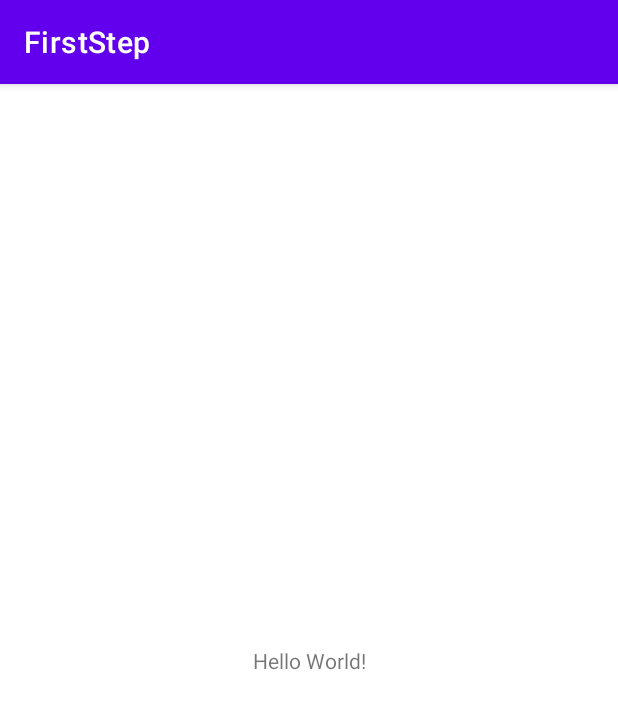
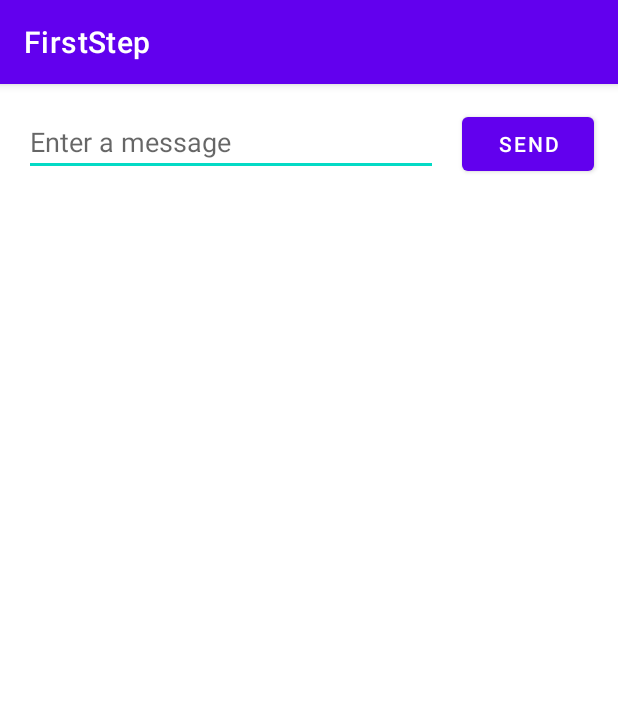
Before and after one commit to Xsufu/FirstStep, an Android app: the screen it shows after launch (MainActivity), on a phone screen of 412 x 824 dp. Shown: the top 709 px of the screen. Run offline under Robolectric (Android 15) with nearby library versions, the phone set to English and light mode, and no system bars.

Commit message:
Настроен UI

```diff
--- a/app/src/main/res/layout/activity_main.xml
+++ b/app/src/main/res/layout/activity_main.xml
@@ -6,13 +6,29 @@
     android:layout_height="match_parent"
     tools:context=".MainActivity">
 
-    <TextView
-        android:layout_width="wrap_content"
+    <EditText
+        android:id="@+id/editTextTextPersonName"
+        android:layout_width="0dp"
         android:layout_height="wrap_content"
-        android:text="Hello World!"
-        app:layout_constraintBottom_toBottomOf="parent"
-        app:layout_constraintEnd_toEndOf="parent"
+        android:layout_marginStart="16dp"
+        android:layout_marginTop="16dp"
+        android:ems="10"
+        android:hint="@string/edit_message"
+        android:inputType="textPersonName"
+        app:layout_constraintEnd_toStartOf="@+id/button"
+        app:layout_constraintHorizontal_bias="0.5"
         app:layout_constraintStart_toStartOf="parent"
         app:layout_constraintTop_toTopOf="parent" />
 
+    <Button
+        android:id="@+id/button"
+        android:layout_width="wrap_content"
+        android:layout_height="wrap_content"
+        android:layout_marginStart="16dp"
+        android:layout_marginEnd="16dp"
+        android:text="@string/button_send"
+        app:layout_constraintBaseline_toBaselineOf="@+id/editTextTextPersonName"
+        app:layout_constraintEnd_toEndOf="parent"
+        app:layout_constraintHorizontal_bias="0.5"
+        app:layout_constraintStart_toEndOf="@+id/editTextTextPersonName" />
 </androidx.constraintlayout.widget.ConstraintLayout>
```
